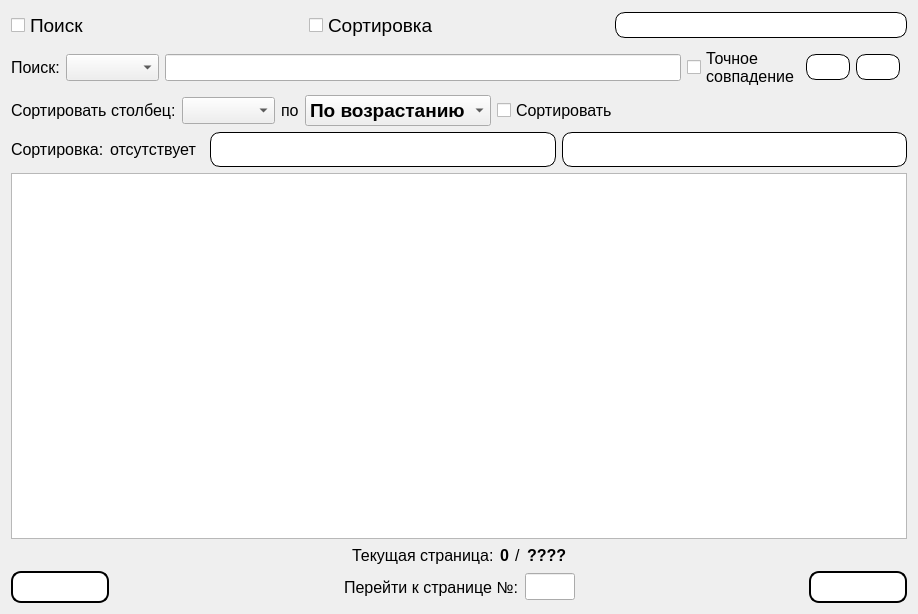
This is Gui/TabWidgets/Admin/banlist.ui in MyEdit/Casino_Client as Qt 5 draws it before an edit. The edited form follows.
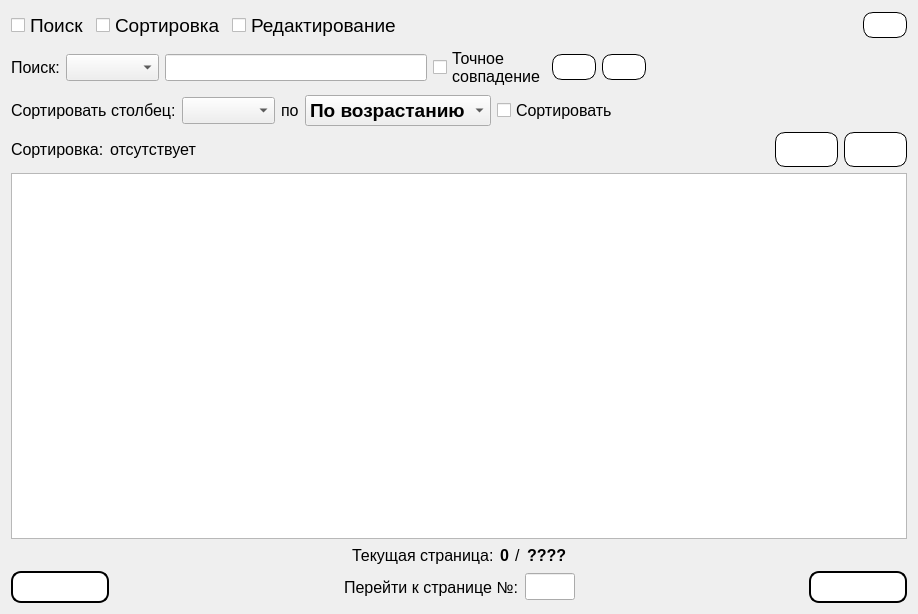
This is the edited form. Icons and pictures are not drawn.

```diff
--- a/Gui/TabWidgets/Admin/banlist.ui
+++ b/Gui/TabWidgets/Admin/banlist.ui
@@ -42,11 +42,30 @@
        </property>
       </widget>
      </item>
+     <item>
+      <widget class="QCheckBox" name="checkBox_Editing">
+       <property name="font">
+        <font>
+         <family>Segoe UI</family>
+         <pointsize>14</pointsize>
+        </font>
+       </property>
+       <property name="text">
+        <string>Редактирование</string>
+       </property>
+      </widget>
+     </item>
      <item>
       <spacer name="horizontalSpacer_2">
        <property name="orientation">
         <enum>Qt::Horizontal</enum>
        </property>
+       <property name="sizeHint" stdset="0">
+        <size>
+         <width>0</width>
+         <height>0</height>
+        </size>
+       </property>
       </spacer>
      </item>
      <item>
@@ -212,6 +231,12 @@
        <property name="orientation">
         <enum>Qt::Horizontal</enum>
        </property>
+       <property name="sizeHint" stdset="0">
+        <size>
+         <width>0</width>
+         <height>0</height>
+        </size>
+       </property>
       </spacer>
      </item>
     </layout>
@@ -363,6 +388,12 @@
        <property name="orientation">
         <enum>Qt::Horizontal</enum>
        </property>
+       <property name="sizeHint" stdset="0">
+        <size>
+         <width>0</width>
+         <height>0</height>
+        </size>
+       </property>
       </spacer>
      </item>
      <item>
```
